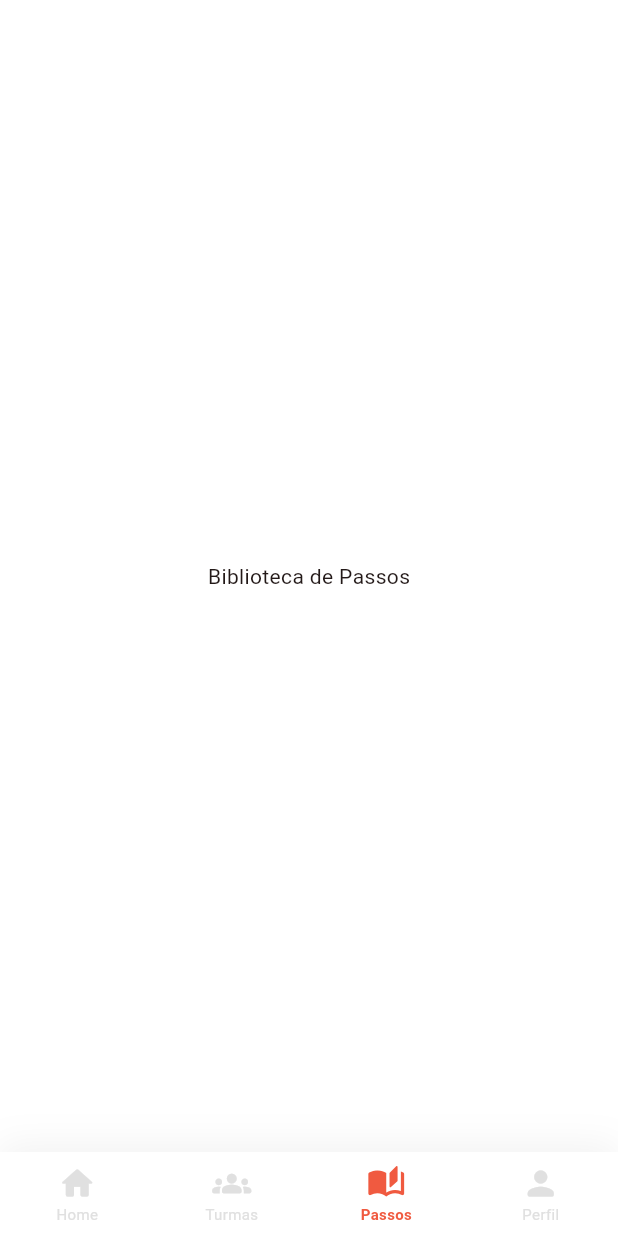
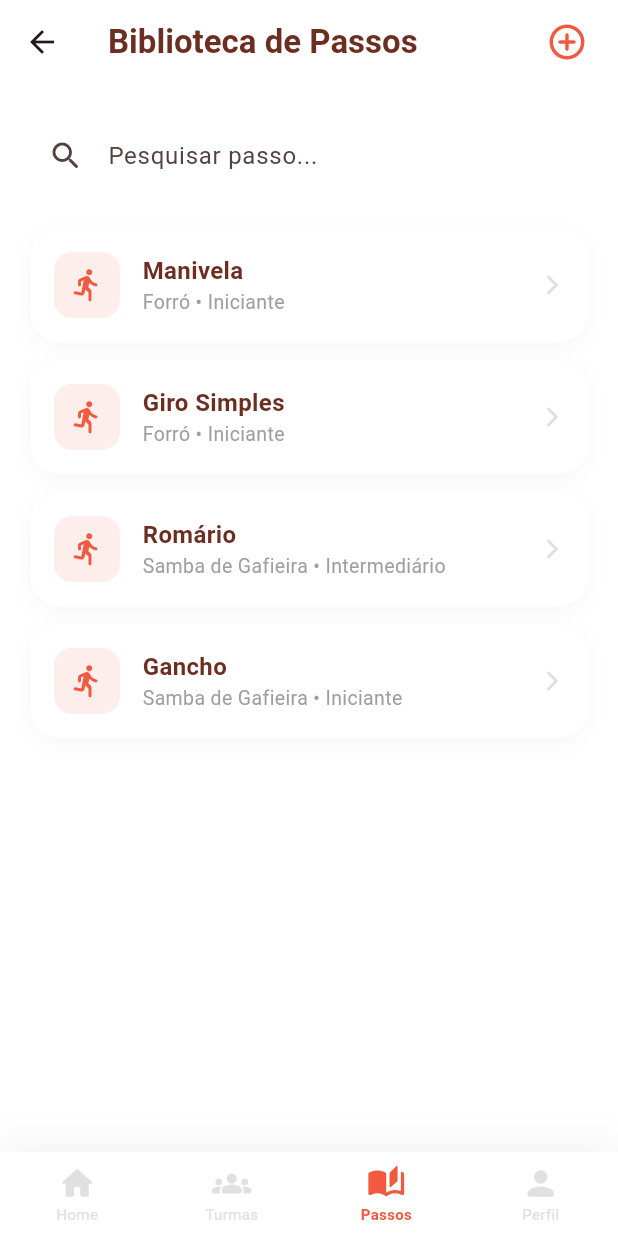
Before and after one commit to guilhermecarv32/DancaMais, a Flutter app: the TeacherDashboard screen opened directly, item 3 of the bottom bar chosen, on a phone screen of 412 x 824 dp. Run offline on Flutter 3.47's test engine with Material 3 defaults, Android fonts, the phone set to English and light mode, and no system bars; our stand-ins replace cloud_firestore, firebase_auth, firebase_core, flutter_bloc; missing offline and left inert: firebase_app_check; accounts and stored records are empty.

Commit message:
tela de passos

```diff
--- /dev/null
+++ b/lib/ui/screens/steps_library_screen.dart
@@ -0,0 +1,105 @@
+import 'package:flutter/material.dart';
+import '../../core/theme/app_theme.dart';
+
+class StepItem {
+  final String name;
+  final String category;
+  final String level;
+  final IconData icon;
+
+  const StepItem({required this.name, required this.category, required this.level, this.icon = Icons.directions_run_rounded});
+}
+
+class StepsLibraryScreen extends StatelessWidget {
+  const StepsLibraryScreen({super.key});
+
+  @override
+  Widget build(BuildContext context) {
+    const Color darkColor = AppTheme.secondary;
+    final Color primaryColor = AppTheme.primary;
+
+    // Dados Mockados para a Biblioteca
+    final List<StepItem> _steps = [
+      const StepItem(name: "Manivela", category: "Forró", level: "Iniciante"),
+      const StepItem(name: "Giro Simples", category: "Forró", level: "Iniciante"),
+      const StepItem(name: "Romário", category: "Samba de Gafieira", level: "Intermediário"),
+      const StepItem(name: "Gancho", category: "Samba de Gafieira", level: "Iniciante"),
+    ];
+
+    return Scaffold(
+      backgroundColor: AppTheme.background,
+      appBar: AppBar(
+        backgroundColor: AppTheme.background,
+        elevation: 0,
+        title: Text("Biblioteca de Passos", style: TextStyle(color: darkColor, fontWeight: FontWeight.bold)),
+        actions: [
+          IconButton(
+            onPressed: () {}, // Lógica para adicionar novo passo
+            icon: Icon(Icons.add_circle_outline_rounded, color: primaryColor, size: 28),
+          ),
+          const SizedBox(width: 10),
+        ],
+      ),
+      body: Column(
+        children: [
+          // Barra de Pesquisa
+          Padding(
+            padding: const EdgeInsets.all(20),
+            child: TextField(
+              decoration: InputDecoration(
+                hintText: "Pesquisar passo...",
+                prefixIcon: const Icon(Icons.search_rounded),
+                filled: true,
+                fillColor: Colors.white,
+                border: OutlineInputBorder(borderRadius: BorderRadius.circular(15), borderSide: BorderSide.none),
+              ),
+            ),
+          ),
+
+          Expanded(
+            child: ListView.builder(
+              padding: const EdgeInsets.symmetric(horizontal: 20),
+              itemCount: _steps.length,
+              itemBuilder: (context, index) {
+                final step = _steps[index];
+                return _buildStepCard(step, darkColor, primaryColor);
+              },
+            ),
+          ),
+        ],
+      ),
+    );
+  }
+
+  Widget _buildStepCard(StepItem step, Color dark, Color primary) {
+    return Container(
+      margin: const EdgeInsets.only(bottom: 12),
+      padding: const EdgeInsets.all(16),
+      decoration: BoxDecoration(
+        color: Colors.white,
+        borderRadius: BorderRadius.circular(20),
+        boxShadow: [BoxShadow(color: Colors.black.withOpacity(0.03), blurRadius: 10, offset: const Offset(0, 4))],
+      ),
+      child: Row(
+        children: [
+          Container(
+            padding: const EdgeInsets.all(10),
+            decoration: BoxDecoration(color: primary.withOpacity(0.1), borderRadius: BorderRadius.circular(12)),
+            child: Icon(step.icon, color: primary),
+          ),
+          const SizedBox(width: 15),
+          Expanded(
+            child: Column(
+              crossAxisAlignment: CrossAxisAlignment.start,
+              children: [
+                Text(step.name, style: TextStyle(fontWeight: FontWeight.bold, fontSize: 16, color: dark)),
+                Text("${step.category} • ${step.level}", style: const TextStyle(color: Colors.grey, fontSize: 13)),
+              ],
+            ),
+          ),
+          Icon(Icons.arrow_forward_ios_rounded, size: 16, color: Colors.grey[300]),
+        ],
+      ),
+    );
+  }
+}
--- a/lib/ui/screens/teacher_dashboard.dart
+++ b/lib/ui/screens/teacher_dashboard.dart
@@ -1,4 +1,5 @@
 import 'package:cloud_firestore/cloud_firestore.dart';
+import 'package:dancamais/ui/screens/steps_library_screen.dart';
 import 'package:firebase_auth/firebase_auth.dart';
 import 'package:flutter/material.dart';
 import '../../core/theme/app_theme.dart';
@@ -216,12 +217,12 @@ class _TeacherDashboardState extends State<TeacherDashboard> {
     final Color primaryColor = AppTheme.primary;
     const Color darkColor = AppTheme.secondary;
 
-    // Navegação entre telas do menu inferior
+    // Localize esta parte dentro do arquivo teacher_dashboard.dart
     final List<Widget> _screens = [
-      _buildHomeScreen(user, primaryColor, darkColor),
-      const Center(child: Text("Minhas Turmas")),
-      const Center(child: Text("Biblioteca de Passos")),
-      const Center(child: Text("Perfil do Professor")),
+      _buildHomeScreen(user, primaryColor, darkColor), // Index 0: Home
+      const Center(child: Text("Minhas Turmas")),      // Index 1: Turmas
+      const StepsLibraryScreen(),                     // Index 2: Agora carrega sua Biblioteca!
+      const Center(child: Text("Perfil do Professor")), // Index 3: Perfil
     ];
 
     return Scaffold(
```
